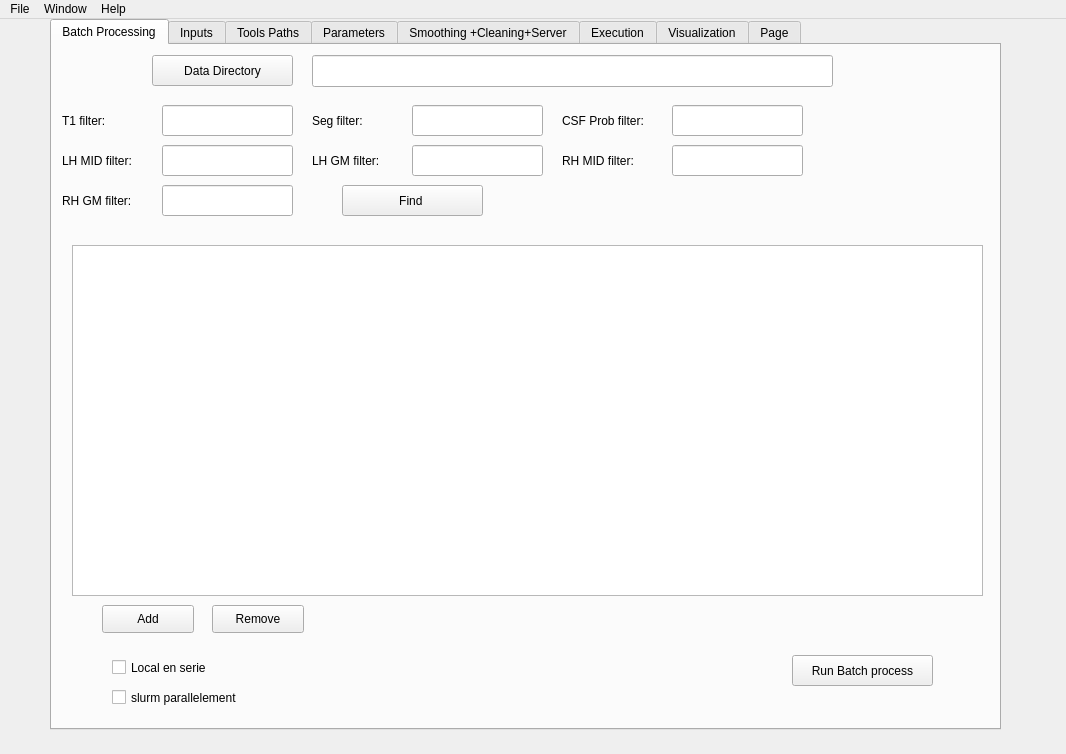
tahya-deddah/Local_EACSF, file src/app/csfwindow.ui: the form before one commit.
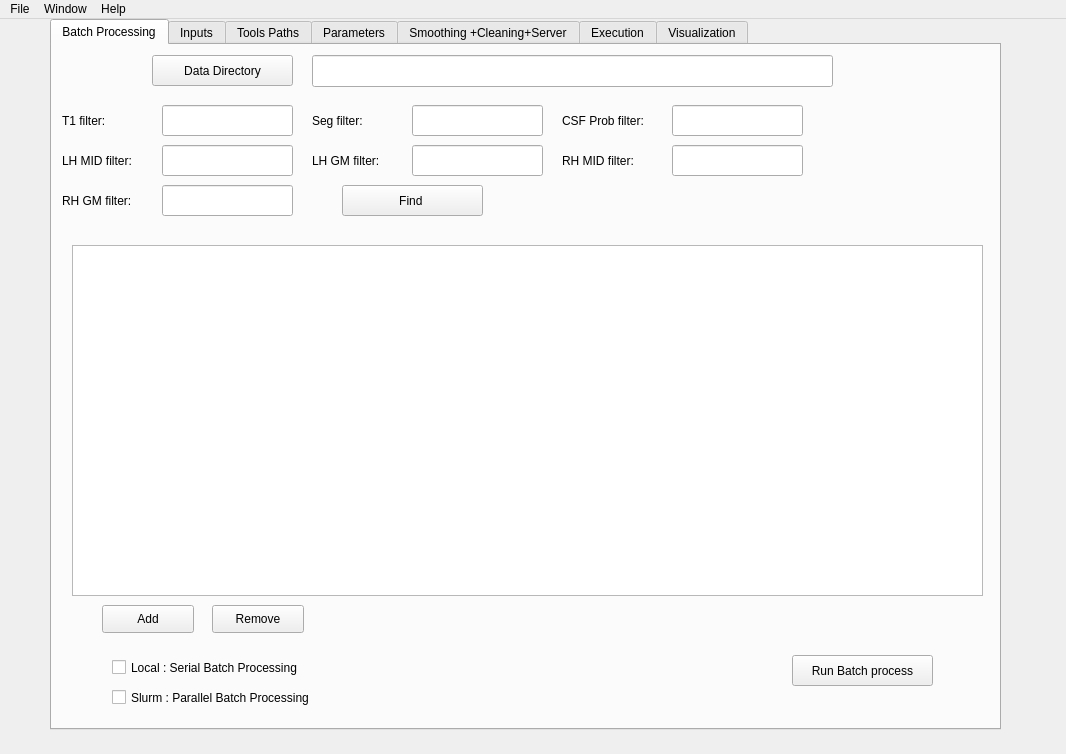
The form after the commit.

```diff
--- a/src/app/csfwindow.ui
+++ b/src/app/csfwindow.ui
@@ -293,12 +293,12 @@
        <rect>
         <x>60</x>
         <y>640</y>
-        <width>181</width>
+        <width>251</width>
         <height>25</height>
        </rect>
       </property>
       <property name="text">
-       <string>slurm parallelement</string>
+       <string>Slurm : Parallel Batch Processing</string>
       </property>
      </widget>
      <widget class="QCheckBox" name="checkBox_local">
@@ -306,12 +306,12 @@
        <rect>
         <x>60</x>
         <y>610</y>
-        <width>171</width>
+        <width>231</width>
         <height>25</height>
        </rect>
       </property>
       <property name="text">
-       <string>Local en serie</string>
+       <string>Local : Serial Batch Processing</string>
       </property>
      </widget>
     </widget>
@@ -1076,11 +1076,6 @@
       </property>
      </widget>
     </widget>
-    <widget class="QWidget" name="tab_2">
-     <attribute name="title">
-      <string>Page</string>
-     </attribute>
-    </widget>
    </widget>
   </widget>
   <widget class="QMenuBar" name="menuBar">
```
Left out of the diff: 8 changed lines with no effect on the pictures.
